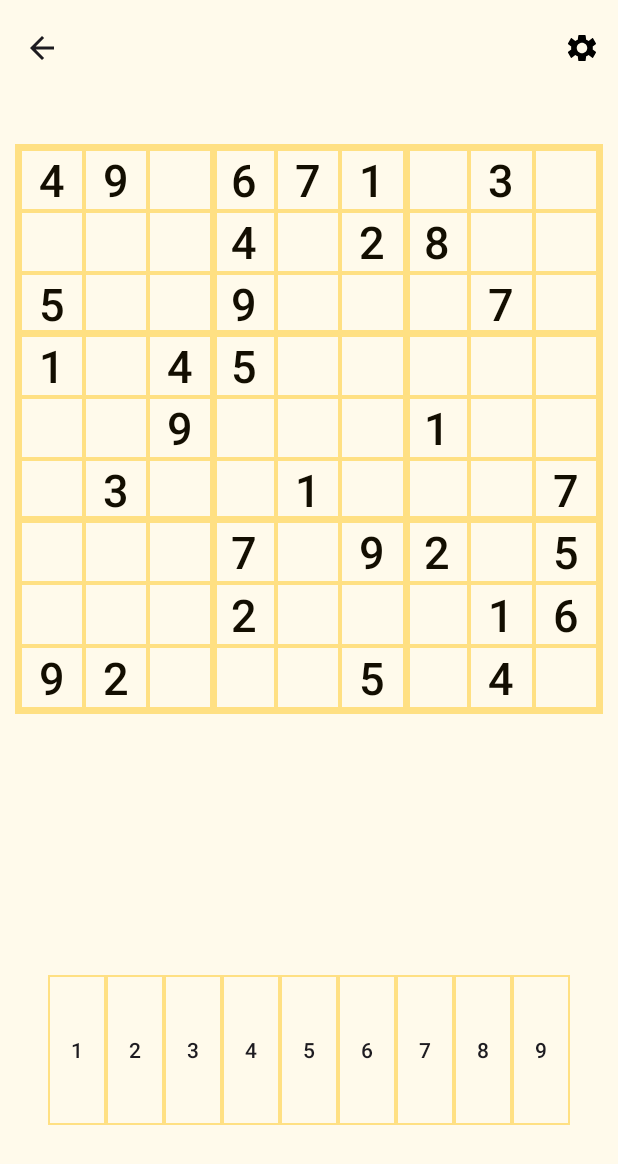
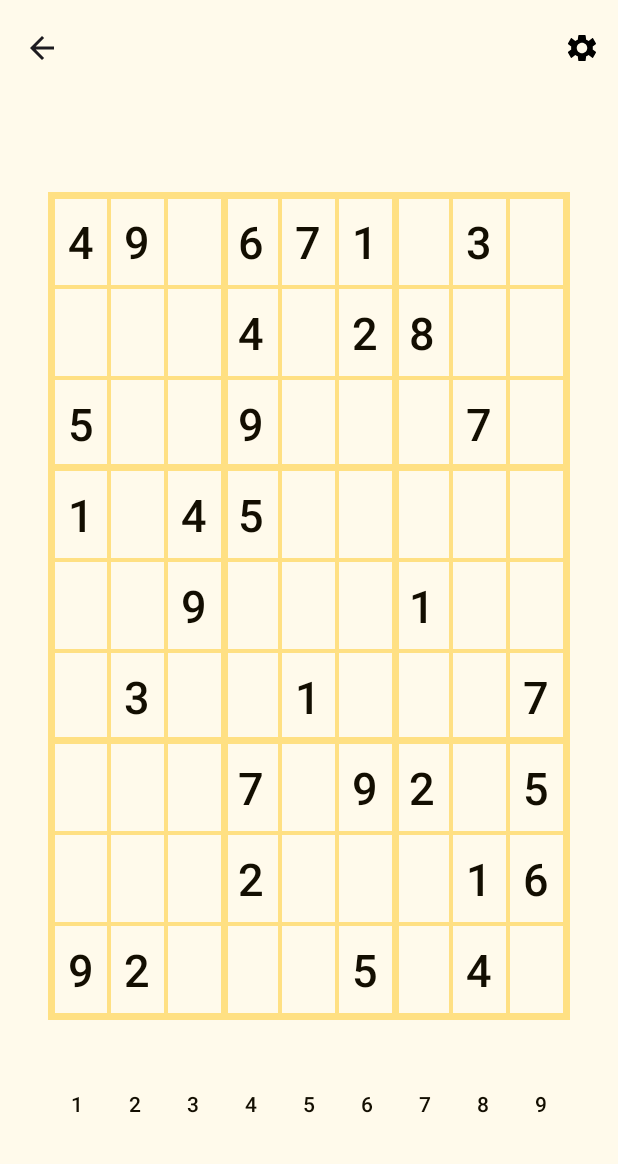
Before and after one commit to zachary-ellington/CSCI335_Final_Project, an Android app: the GameActivity screen opened directly, with no data from a screen before it, on a phone screen of 412 x 824 dp. Shown: the top 1164 px of the screen. Run offline under Robolectric (Android 15) with nearby library versions, the phone set to English and light mode, and no system bars.

Commit message:
Made input buttons a little better. Tried to make the sudoku grid a square, but unsure if that worked

```diff
--- a/app/src/main/java/jd/luke/zach/csci335_final_project/GameActivity.java
+++ b/app/src/main/java/jd/luke/zach/csci335_final_project/GameActivity.java
@@ -13,6 +13,7 @@ import android.util.Pair;
 import android.view.Menu;
 import android.view.MenuItem;
 import android.view.View;
+import android.view.ViewGroup;
 import android.widget.Button;
 import android.widget.LinearLayout;
 
@@ -60,7 +61,6 @@ public class GameActivity extends AppCompatActivity {
 
         GridLayout sudokuGrid = findViewById(R.id.sudoku_grid);
 
-
         for (int row = 0; row < 9; row++) {
             for (int col = 0; col < 9; col++) {
                 Button button = new Button(this);
@@ -107,6 +107,14 @@ public class GameActivity extends AppCompatActivity {
             }
         }
 
+        ViewGroup.LayoutParams grid_params = sudokuGrid.getLayoutParams();
+        int grid_size = sudokuGrid.getMeasuredWidth() < sudokuGrid.getMeasuredHeight() ? sudokuGrid.getMeasuredWidth() : sudokuGrid.getMeasuredHeight();
+
+        grid_params.width = grid_size;
+        grid_params.height = grid_size;
+
+        sudokuGrid.setLayoutParams(grid_params);
+
 
         LinearLayout sudokuInput = findViewById(R.id.sudoku_linput);
         for (int i = 0; i < 9; i++) {
@@ -119,8 +127,9 @@ public class GameActivity extends AppCompatActivity {
 
             button.setPadding(0, 0, 0, 0);
             button.setLayoutParams(params);
-            button.setBackground(ContextCompat.getDrawable(this, R.drawable.border));
+            button.setBackground(ContextCompat.getDrawable(this, R.drawable.plain_background));
             button.setText(Integer.toString(i + 1));
+            button.setTextColor(getColor(R.color.text));
 
             button.setOnClickListener(new View.OnClickListener() {
                 @Override
--- /dev/null
+++ b/app/src/main/res/drawable/plain_background.xml
@@ -0,0 +1,8 @@
+<?xml version="1.0" encoding="utf-8"?>
+<selector xmlns:android="http://schemas.android.com/apk/res/android">
+    <item>
+        <shape android:shape="rectangle">
+            <solid android:color="@color/background"/>
+        </shape>
+    </item>
+</selector>
--- a/app/src/main/res/layout/activity_game.xml
+++ b/app/src/main/res/layout/activity_game.xml
@@ -21,18 +21,20 @@
     <androidx.gridlayout.widget.GridLayout
         android:id="@+id/sudoku_grid"
         android:layout_width="0dp"
-        android:layout_height="380dp"
+        android:layout_height="0dp"
         android:layout_marginHorizontal="10dp"
-        android:layout_marginTop="32dp"
+        android:layout_marginStart="32dp"
+        android:layout_marginTop="64dp"
+        android:layout_marginEnd="32dp"
+        android:layout_marginBottom="32dp"
         android:background="@drawable/grid_border"
         android:padding="3dp"
         app:columnCount="9"
         app:layout_constraintBottom_toTopOf="@+id/sudoku_linput"
         app:layout_constraintEnd_toEndOf="parent"
-        app:layout_constraintHorizontal_bias="0.454"
+        app:layout_constraintHorizontal_bias="0.0"
         app:layout_constraintStart_toStartOf="parent"
         app:layout_constraintTop_toBottomOf="@+id/toolbar"
-        app:layout_constraintVertical_bias="0.0"
         app:rowCount="9">
 
     </androidx.gridlayout.widget.GridLayout>
@@ -40,15 +42,14 @@
     <LinearLayout
         android:id="@+id/sudoku_linput"
         android:layout_width="0dp"
-        android:layout_height="100dp"
+        android:layout_height="wrap_content"
         android:layout_marginStart="32dp"
         android:layout_marginEnd="32dp"
+        android:layout_marginBottom="64dp"
+
         android:orientation="horizontal"
-
         app:layout_constraintBottom_toBottomOf="parent"
         app:layout_constraintEnd_toEndOf="parent"
         app:layout_constraintHorizontal_bias="0.0"
-        app:layout_constraintStart_toStartOf="parent"
-        app:layout_constraintTop_toTopOf="@+id/toolbar"
-        app:layout_constraintVertical_bias="0.898" />
+        app:layout_constraintStart_toStartOf="parent" />
 </androidx.constraintlayout.widget.ConstraintLayout>
```
